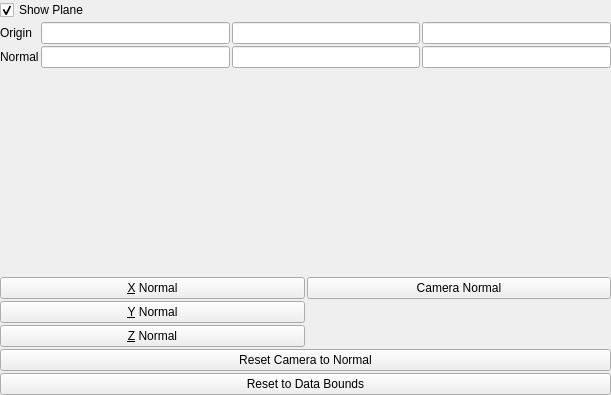
The window that Qt/ApplicationComponents/Resources/UI/pqDisplaySizedImplicitPlanePropertyWidget.ui (Kitware/ParaView) describes before a commit, drawn with Qt 5.
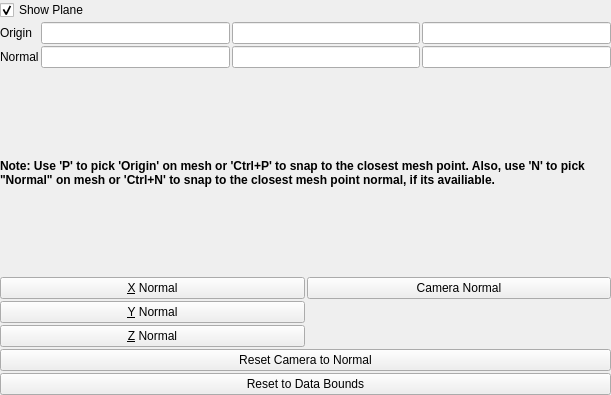
The same window after the commit. Custom widgets are drawn as their Qt base class.

Commit message:
DisplaySizedImplicitPlaneWidget: Pick Origin and Normal
`vtkPVRayCastPickingHelper` is now responsible for calculating both the intersection point and the normal.

`vtkSMRenderViewProxy` now actually returns if picking a point on the surface was successful or not.

`pqPointPickingHelper` can now pick a point or a normal and can enable or not (default is disabled) the picking of the camera focal point/normal.

Patch:
```diff
--- a/Qt/ApplicationComponents/Resources/UI/pqDisplaySizedImplicitPlanePropertyWidget.ui
+++ b/Qt/ApplicationComponents/Resources/UI/pqDisplaySizedImplicitPlanePropertyWidget.ui
@@ -102,7 +102,7 @@
       </font>
      </property>
      <property name="text">
-      <string/>
+      <string>Note: Use 'P' to pick 'Origin' on mesh or 'Ctrl+P' to snap to the closest mesh point. Also, use 'N' to pick &quot;Normal&quot; on mesh or 'Ctrl+N' to snap to the closest mesh point normal, if its availiable.</string>
      </property>
      <property name="wordWrap">
       <bool>true</bool>
```
The commit also changes 11 other files.
